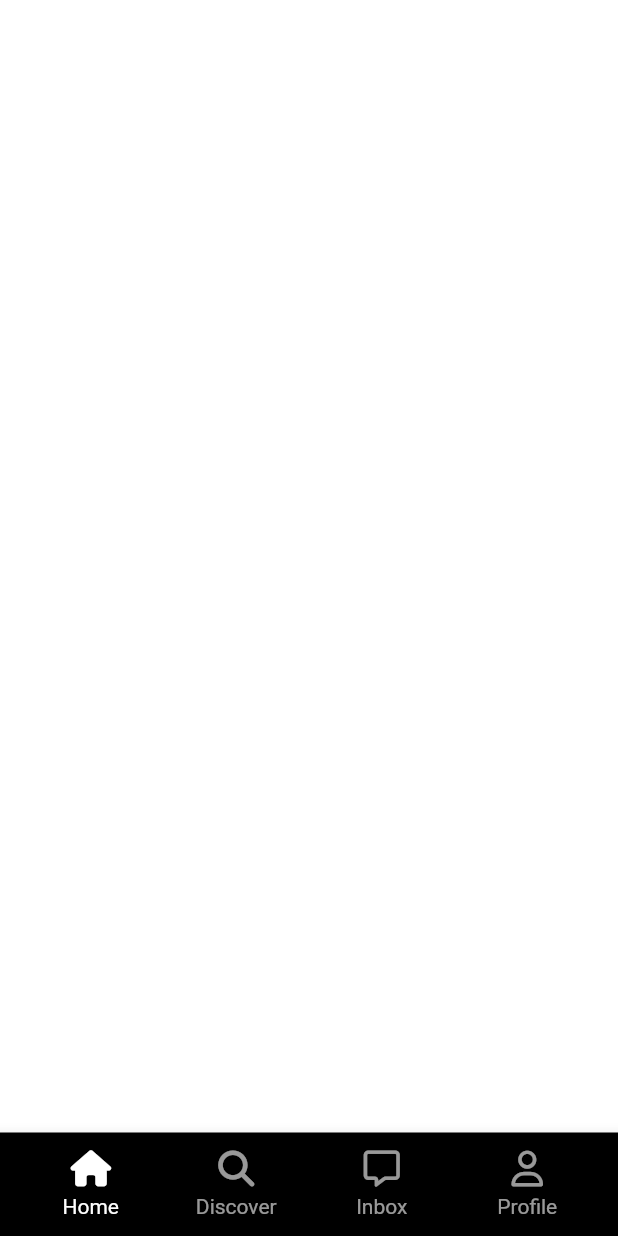
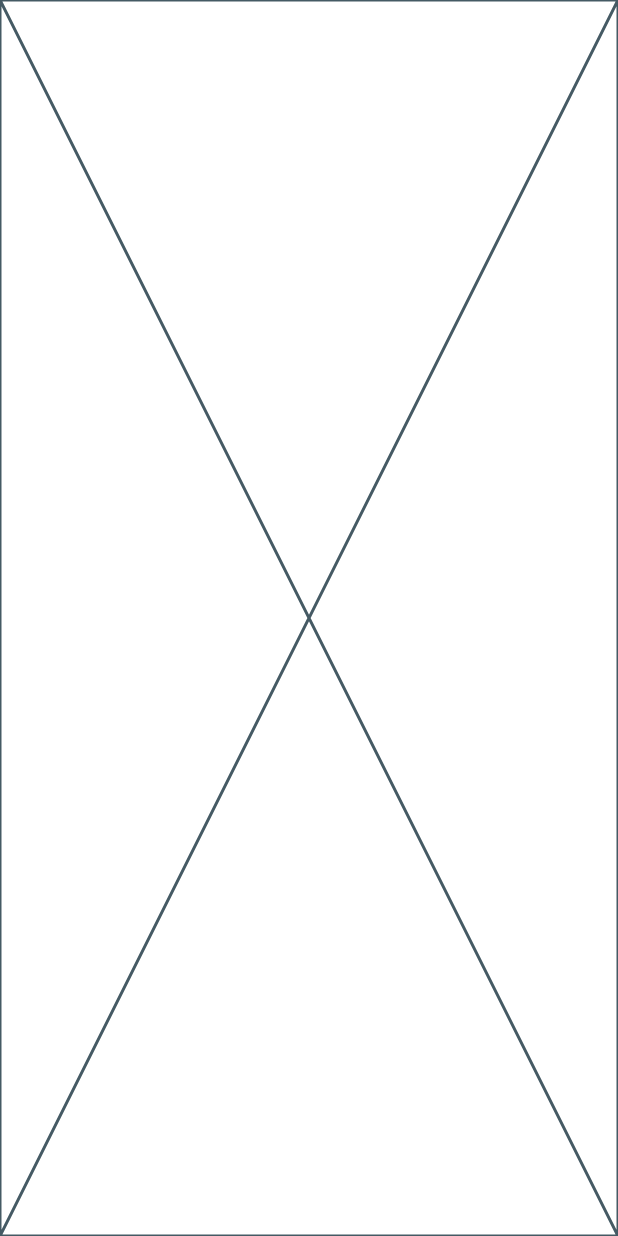
Before and after one commit to kangsudal/tiktok_clone, a Flutter app: the screen it shows after launch, on a phone screen of 412 x 824 dp. Run offline on Flutter 3.47's test engine with Material 2 defaults, Android fonts, the phone set to English and light mode, and no system bars; our stand-ins replace font_awesome_flutter.

Commit message:
Revert "Custom NavigationBar 완료"

```diff
--- a/lib/features/main_navigation/main_navigation_screen.dart
+++ /dev/null
@@ -1,83 +0,0 @@
-import 'package:flutter/material.dart';
-import 'package:font_awesome_flutter/font_awesome_flutter.dart';
-import 'package:tiktok_clone/constants/gaps.dart';
-import 'package:tiktok_clone/features/main_navigation/widgets/nav_tab.dart';
-
-import '../../constants/sizes.dart';
-
-class MainNavigationScreen extends StatefulWidget {
-  const MainNavigationScreen({Key? key}) : super(key: key);
-
-  @override
-  State<MainNavigationScreen> createState() => _MainNavigationScreenState();
-}
-
-class _MainNavigationScreenState extends State<MainNavigationScreen> {
-  int _selectedIndex = 0;
-
-  final screens = [
-    const Center(
-      child: Text(
-        'Home',
-        style: TextStyle(
-          fontSize: 49,
-        ),
-      ),
-    ),
-    const Center(
-      child: Text(
-        'Search',
-        style: TextStyle(
-          fontSize: 49,
-        ),
-      ),
-    ),
-  ];
-
-  void _onTap(int index) {
-    setState(() {
-      _selectedIndex = index;
-    });
-  }
-
-  @override
-  Widget build(BuildContext context) {
-    return Scaffold(
-      bottomNavigationBar: BottomAppBar(
-        color: Colors.black,
-        child: Padding(
-          padding: EdgeInsets.all(Sizes.size12),
-          child: Row(
-            mainAxisAlignment: MainAxisAlignment.spaceBetween,
-            children: [
-              NavTab(
-                text: 'Home',
-                isSelected: _selectedIndex == 0,
-                icon: FontAwesomeIcons.house,
-                onTap: () => _onTap(0),
-              ),
-              NavTab(
-                text: 'Discover',
-                isSelected: _selectedIndex == 1,
-                icon: FontAwesomeIcons.magnifyingGlass,
-                onTap: () => _onTap(1),
-              ),
-              NavTab(
-                text: 'Inbox',
-                isSelected: _selectedIndex == 3,
-                icon: FontAwesomeIcons.message,
-                onTap: () => _onTap(3),
-              ),
-              NavTab(
-                text: 'Profile',
-                isSelected: _selectedIndex == 4,
-                icon: FontAwesomeIcons.user,
-                onTap: () => _onTap(4),
-              ),
-            ],
-          ),
-        ),
-      ),
-    );
-  }
-}
--- a/lib/features/main_navigation/widgets/nav_tab.dart
+++ /dev/null
@@ -1,51 +0,0 @@
-import 'package:flutter/material.dart';
-import 'package:font_awesome_flutter/font_awesome_flutter.dart';
-import 'package:tiktok_clone/constants/gaps.dart';
-
-class NavTab extends StatelessWidget {
-  final String text;
-  final bool isSelected;
-  final IconData icon;
-  final Function onTap;
-
-  const NavTab({
-    Key? key,
-    required this.text,
-    required this.isSelected,
-    required this.icon,
-    required this.onTap,
-  }) : super(key: key);
-
-  @override
-  Widget build(BuildContext context) {
-    return Expanded(
-      //Expanded+GestureDetector+Container(활성화된, 색을 지우면안됨)를 해줘야 선택영역이 넓어진다.
-      child: GestureDetector(
-        onTap: () => onTap(),
-        child: Container(
-          color: Colors.black,
-          child: AnimatedOpacity(
-            opacity: isSelected ? 1 : 0.6,
-            duration: Duration(milliseconds: 300),
-            child: Column(
-              mainAxisSize: MainAxisSize.min,
-              children: [
-                FaIcon(
-                  icon,
-                  color: Colors.white,
-                ),
-                Gaps.v5,
-                Text(
-                  text,
-                  style: TextStyle(
-                    color: Colors.white,
-                  ),
-                ),
-              ],
-            ),
-          ),
-        ),
-      ),
-    );
-  }
-}
--- a/lib/features/onboarding/tutorial_screen.dart
+++ b/lib/features/onboarding/tutorial_screen.dart
@@ -2,7 +2,7 @@ import 'package:flutter/cupertino.dart';
 import 'package:flutter/material.dart';
 import 'package:tiktok_clone/constants/gaps.dart';
 import 'package:tiktok_clone/constants/sizes.dart';
-import 'package:tiktok_clone/features/main_navigation/main_navigation_screen.dart';
+import 'package:tiktok_clone/features/tab_navigation/main_navigation_screen.dart';
 
 enum Direction { right, left }
 
--- /dev/null
+++ b/lib/features/tab_navigation/main_navigation_screen.dart
@@ -0,0 +1,15 @@
+import 'package:flutter/material.dart';
+
+class MainNavigationScreen extends StatefulWidget {
+  const MainNavigationScreen({Key? key}) : super(key: key);
+
+  @override
+  State<MainNavigationScreen> createState() => _MainNavigationScreenState();
+}
+
+class _MainNavigationScreenState extends State<MainNavigationScreen> {
+  @override
+  Widget build(BuildContext context) {
+    return const Placeholder();
+  }
+}
--- a/lib/main.dart
+++ b/lib/main.dart
@@ -1,7 +1,7 @@
 import 'package:flutter/material.dart';
 import 'package:tiktok_clone/constants/sizes.dart';
 import 'package:tiktok_clone/features/authentication/sign_up_screen.dart';
-import 'package:tiktok_clone/features/main_navigation/main_navigation_screen.dart';
+import 'package:tiktok_clone/features/tab_navigation/main_navigation_screen.dart';
 
 void main() {
   runApp(const TikTokApp());
```
